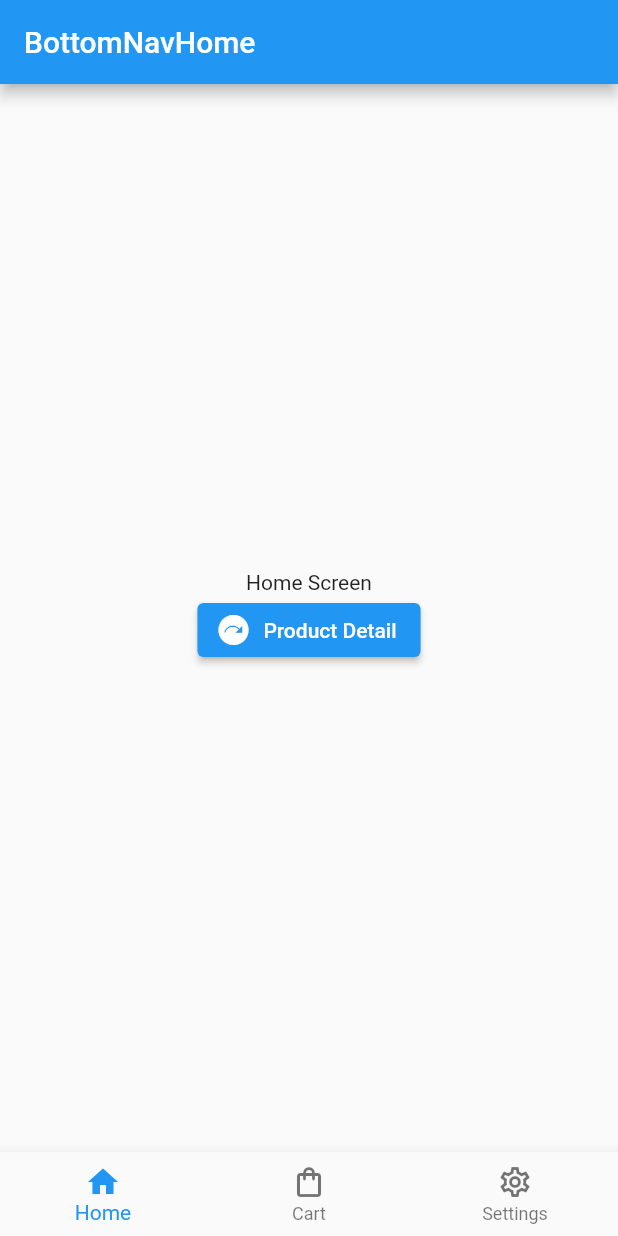
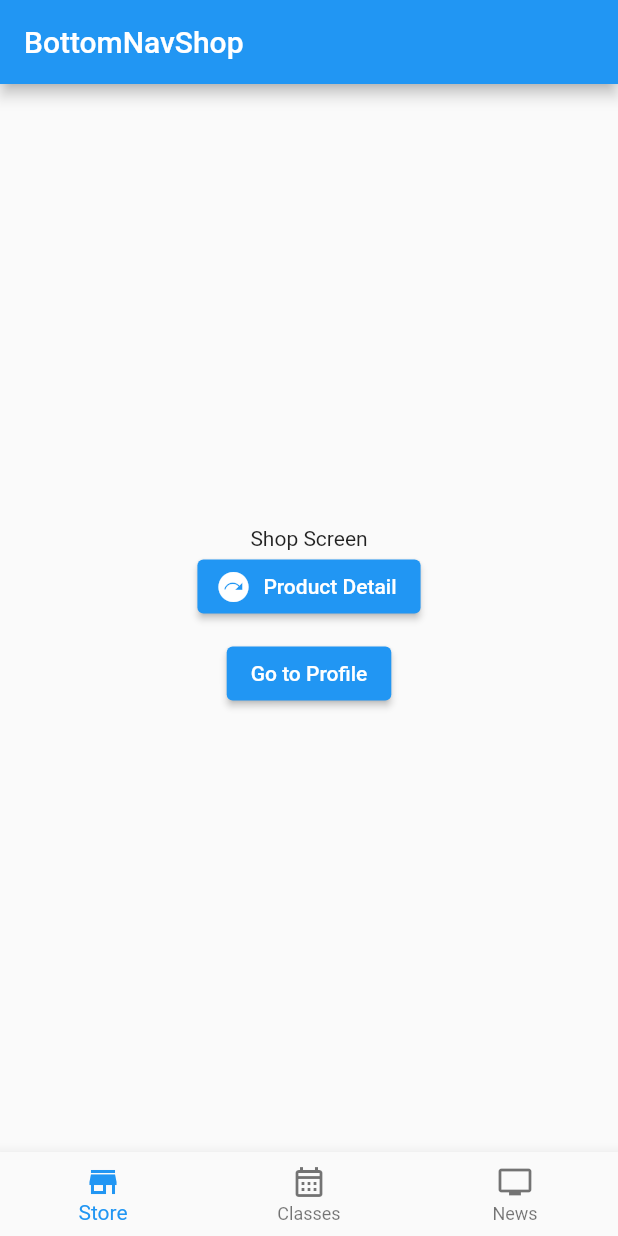
Before and after one commit to penguin3d/mystore_starter, a Flutter app: the screen it shows after launch, after a tap on "Login", on a phone screen of 412 x 824 dp. Run offline on Flutter 3.47's test engine with Material 2 defaults, Android fonts, the light colour scheme and no system bars; our stand-ins replace firebase_core, flutter_riverpod, go_router, url_strategy; accounts and stored records are empty.

Commit message:
Refactoring and code cleanup after getting the dummy log in and log out functions working in both the providers and the go router.

```diff
--- /dev/null
+++ b/lib/bottom_nav/pages/bottom_nav_screen.dart
@@ -0,0 +1,21 @@
+import 'package:flutter/material.dart';
+
+import '../widgets/bottom_navigation_bar.dart';
+
+class BottomNavScreen extends StatefulWidget {
+  final Widget child;
+  const BottomNavScreen({Key? key, required this.child}) : super(key: key);
+
+  @override
+  State<BottomNavScreen> createState() => _BottomNavScreenState();
+}
+
+class _BottomNavScreenState extends State<BottomNavScreen> {
+  @override
+  Widget build(BuildContext context) {
+    return Scaffold(
+      body: widget.child,
+      bottomNavigationBar: const BottomNavigationWidget(),
+    );
+  }
+}
--- /dev/null
+++ b/lib/bottom_nav/pages/classes_screen.dart
@@ -0,0 +1,22 @@
+import 'package:flutter/material.dart';
+
+class ClassesScreen extends StatefulWidget {
+  const ClassesScreen({Key? key}) : super(key: key);
+
+  @override
+  State<ClassesScreen> createState() => _ClassesScreenState();
+}
+
+class _ClassesScreenState extends State<ClassesScreen> {
+  @override
+  Widget build(BuildContext context) {
+    return Scaffold(
+      appBar: AppBar(
+        title: const Text('Classes'),
+      ),
+      body: const Center(
+        child: Text('Classes Screen of Bottom Nav'),
+      ),
+    );
+  }
+}
--- /dev/null
+++ b/lib/bottom_nav/pages/shop_screen.dart
@@ -0,0 +1,38 @@
+import 'package:flutter/material.dart';
+import 'package:go_router/go_router.dart';
+
+class ShopScreen extends StatefulWidget {
+  const ShopScreen({Key? key}) : super(key: key);
+
+  @override
+  State<ShopScreen> createState() => _ShopScreenState();
+}
+
+class _ShopScreenState extends State<ShopScreen> {
+  @override
+  Widget build(BuildContext context) {
+    return Scaffold(
+      appBar: AppBar(
+        title: const Text('BottomNavShop'),
+      ),
+      body: Center(
+        child: Column(
+          mainAxisAlignment: MainAxisAlignment.center,
+          children: [
+            const Text('Shop Screen'),
+            ElevatedButton.icon(
+                onPressed: () {
+                  GoRouter.of(context).push('/shop/productDetail/100');
+                },
+                icon: const Icon(Icons.next_plan),
+                label: const Text('Product Detail')),
+            const SizedBox(height: 10),
+            ElevatedButton(
+                onPressed: () => context.goNamed('profile'),
+                child: const Text('Go to Profile'))
+          ],
+        ),
+      ),
+    );
+  }
+}
--- a/lib/features/dashboard/presentation/ui/widgets/bottom_navigation_bar.dart
+++ b/lib/bottom_nav/widgets/bottom_navigation_bar.dart
@@ -1,7 +1,8 @@
 import 'package:flutter/material.dart';
 import 'package:flutter_riverpod/flutter_riverpod.dart';
 import 'package:go_router/go_router.dart';
-import 'package:mystore_starter/features/dashboard/presentation/controller/dashboard_controller.dart';
+
+import '../controller/bottom_nav_controller.dart';
 
 class BottomNavigationWidget extends ConsumerStatefulWidget {
   const BottomNavigationWidget({Key? key}) : super(key: key);
@@ -20,17 +21,17 @@ class _BottomNavigationWidgetState extends ConsumerState<BottomNavigationWidget>
         onTap: (value) => _onTap(value),
         items: const [
       BottomNavigationBarItem(
-          activeIcon: Icon(Icons.home),
-          icon: Icon(Icons.home_outlined),
-      label: 'Home'),
+          activeIcon: Icon(Icons.store),
+          icon: Icon(Icons.store_outlined),
+      label: 'Store'),
       BottomNavigationBarItem(
-          activeIcon: Icon(Icons.shopping_bag),
-          icon: Icon(Icons.shopping_bag_outlined),
-          label: 'Cart'),
+          activeIcon: Icon(Icons.calendar_month),
+          icon: Icon(Icons.calendar_month_outlined),
+          label: 'Classes'),
       BottomNavigationBarItem(
-          activeIcon: Icon(Icons.settings),
-          icon: Icon(Icons.settings_outlined),
-          label: 'Settings'),
+          activeIcon: Icon(Icons.tv),
+          icon: Icon(Icons.tv_outlined),
+          label: 'News'),
 
 
     ]);
@@ -39,13 +40,13 @@ class _BottomNavigationWidgetState extends ConsumerState<BottomNavigationWidget>
     ref.read(dashboardControllerProvider.notifier).setPosition(index);
     switch(index){
       case 0:
-        context.go('/home');
+        context.go('/shop');
         break;
       case 1:
-        context.go('/cart');
+        context.go('/classes');
         break;
       case 2:
-        context.go('/settings');
+        context.go('/news');
         break;
   default:
     }
--- a/lib/features/dashboard/presentation/ui/widgets/dashboard_screen.dart
+++ /dev/null
@@ -1,21 +0,0 @@
-import 'package:flutter/material.dart';
-
-import 'bottom_navigation_bar.dart';
-
-class DashBoardScreen extends StatefulWidget {
-  final Widget child;
-  const DashBoardScreen({Key? key, required this.child}) : super(key: key);
-
-  @override
-  State<DashBoardScreen> createState() => _DashBoardScreenState();
-}
-
-class _DashBoardScreenState extends State<DashBoardScreen> {
-  @override
-  Widget build(BuildContext context) {
-    return Scaffold(
-      body: widget.child,
-      bottomNavigationBar: const BottomNavigationWidget(),
-    );
-  }
-}
--- a/lib/features/home/presentation/ui/home_screen.dart
+++ /dev/null
@@ -1,34 +0,0 @@
-import 'package:flutter/material.dart';
-import 'package:go_router/go_router.dart';
-
-class HomeScreen extends StatefulWidget {
-  const HomeScreen({Key? key}) : super(key: key);
-
-  @override
-  State<HomeScreen> createState() => _HomeScreenState();
-}
-
-class _HomeScreenState extends State<HomeScreen> {
-  @override
-  Widget build(BuildContext context) {
-    return Scaffold(
-      appBar: AppBar(
-        title: const Text('BottomNavHome'),
-      ),
-      body: Center(
-        child: Column(
-          mainAxisAlignment: MainAxisAlignment.center,
-          children: [
-            const Text('Home Screen'),
-            ElevatedButton.icon(
-                onPressed: () {
-                  GoRouter.of(context).push('/home/productDetail/100');
-                },
-                icon: const Icon(Icons.next_plan),
-                label: const Text('Product Detail'))
-          ],
-        ),
-      ),
-    );
-  }
-}
--- a/lib/main.dart
+++ b/lib/main.dart
@@ -51,7 +51,7 @@ class _MyAppState extends ConsumerState<MyApp>{
       routeInformationProvider: router.routeInformationProvider,
       routerDelegate: router.routerDelegate,
       debugShowCheckedModeBanner: false,
-      title: "Skeleton",
+      title: "Skeleton Shop App",
     );
   }
 
--- a/lib/pages/error.dart
+++ b/lib/root_pages/error.dart
@@ -1,6 +1,4 @@
-import 'package:firebase_ui_auth/firebase_ui_auth.dart';
 import 'package:flutter/material.dart';
-import 'package:go_router/go_router.dart';
 
 class ErrorPage extends StatelessWidget {
   const ErrorPage({Key? key, required this.errorMsg}) : super(key: key);
--- a/lib/pages/login.dart
+++ b/lib/root_pages/login.dart
@@ -1,8 +1,5 @@
-import 'package:firebase_ui_auth/firebase_ui_auth.dart';
 import 'package:flutter/material.dart';
 import 'package:flutter_riverpod/flutter_riverpod.dart';
-import 'package:go_router/go_router.dart';
-import 'package:mystore_starter/main.dart';
 import 'package:mystore_starter/routes/go_router_notifier.dart';
 
 
--- a/lib/pages/root.dart
+++ b/lib/root_pages/root.dart
@@ -1,8 +1,7 @@
 import 'package:flutter/material.dart';
 import 'package:flutter_riverpod/flutter_riverpod.dart';
 import 'package:go_router/go_router.dart';
-
-import '../providers/authstatenotifier.dart';
+import 'package:mystore_starter/routes/go_router_notifier.dart';
 
 class RootPage extends StatelessWidget {
   const RootPage({super.key});
@@ -12,7 +11,7 @@ class RootPage extends StatelessWidget {
     return Scaffold(
       appBar: AppBar(
         automaticallyImplyLeading: false,
-        title: const Text('Home'),
+        title: const Text('Root'),
       ),
       body: Center(
         child: Column(
@@ -21,14 +20,15 @@ class RootPage extends StatelessWidget {
           children: [
             Consumer(builder: (context, ref, child) {
               return ElevatedButton(
-                onPressed: () => ref.read(authStateProvider.notifier).logOut(context),
-                child: const Text('Logout'),
+                onPressed: () =>
+                    ref.read(goRouterNotifierProvider).isLoggedIn = false,
+                child: const Text('Sign Out'),
               );
             }),
             const SizedBox(height: 10),
             ElevatedButton(
-                onPressed: () => context.goNamed('Profile'),
-                child: const Text('Go to Profile'))
+                onPressed: () => context.goNamed('profile'),
+                child: const Text('Go to Profile')),
           ],
         ),
       ),
--- a/lib/routes/go_router_provider.dart
+++ b/lib/routes/go_router_provider.dart
@@ -1,41 +1,59 @@
 import 'package:flutter/cupertino.dart';
 import 'package:flutter_riverpod/flutter_riverpod.dart';
 import 'package:go_router/go_router.dart';
-import 'package:mystore_starter/features/cart/presentation/ui/cart_screen.dart';
-import 'package:mystore_starter/features/dashboard/presentation/ui/widgets/dashboard_screen.dart';
-import 'package:mystore_starter/features/home/presentation/ui/home_screen.dart';
-import 'package:mystore_starter/features/product/presentation/ui/prduct_detail.dart';
-import 'package:mystore_starter/features/settings/presentation/ui/settings_screen.dart';
-import 'package:mystore_starter/pages/root.dart';
+import 'package:mystore_starter/bottom_nav/pages/classes_screen.dart';
+
+import 'package:mystore_starter/bottom_nav/pages/shop_screen.dart';
+import 'package:mystore_starter/bottom_nav/pages/product_detail.dart';
+import 'package:mystore_starter/bottom_nav/pages/news_screen.dart';
+
 import 'package:mystore_starter/routes/go_router_notifier.dart';
 
-import '../pages/login.dart';
-import 'named_routes.dart';
-import '../pages/error.dart';
-import '../pages/profile.dart';
+import '../bottom_nav/pages/bottom_nav_screen.dart';
+import '../root_pages/login.dart';
+
+import '../root_pages/error.dart';
+import '../root_pages/profile.dart';
+import '../root_pages/root.dart';
 
 final GlobalKey<NavigatorState> _rootNavigator = GlobalKey(debugLabel: 'root');
 final GlobalKey<NavigatorState> _shellNavigator =
     GlobalKey(debugLabel: 'shell');
 
 final goRouterProvider = Provider<GoRouter>((ref) {
+  // The below redirect gets triggered twice
+  // I am not sure why that happens, but I
+  // Saw this in a tutorial to ensure that we
+  // only set the new route once.
   bool isDuplicate = false;
 
   final notifier = ref.read(goRouterNotifierProvider);
+
   return GoRouter(
     navigatorKey: _rootNavigator,
     initialLocation: '/login',
     refreshListenable: notifier,
     redirect: (context, state) {
+
+      //Capture the notifier value that has brought us here
       final isLoggedIn = notifier.isLoggedIn;
+
+      //Check if we are at the login screen
       final isGoingToLogin = state.subloc == '/login';
+
+
+      // if we are not logged in and login wasn't the current page
+      // then we were brought here by a sign OUT event
       if(!isLoggedIn && !isGoingToLogin && !isDuplicate){
         isDuplicate = true;
         return '/login';
       }
+
+      // if we are logged in and login was the current page
+      // then we were brought here by a sign IN event
       if(isLoggedIn && isGoingToLogin && !isDuplicate){
         isDuplicate = true;
-        return '/home';
+        return '/shop';
       }
       if(isDuplicate){
         isDuplicate = false;
@@ -45,33 +63,39 @@ final goRouterProvider = Provider<GoRouter>((ref) {
     routes: [
       GoRoute(
           path: '/',
-          name: root,
+          name: 'root',
           pageBuilder: (context, state) {
             return NoTransitionPage(child: RootPage(key: state.pageKey));
           }),
       GoRoute(
+          path: '/profile',
+          name: 'profile',
+          pageBuilder: (context, state) {
+            return NoTransitionPage(child: ProfilePage(key: state.pageKey));
+          }),
+      GoRoute(
           path: '/login',
-          name: login,
-          pageBuilder: (context, state) {
-            return NoTransitionPage(child: LoginPage(key: state.pageKey));
+          name: 'login',
+          builder: (context, state) {
+            return LoginPage(key: state.pageKey);
           }),
       ShellRoute(
         navigatorKey: _shellNavigator,
         builder: (context, state, child) =>
-            DashBoardScreen(key: state.pageKey, child: child),
+            BottomNavScreen(key: state.pageKey, child: child),
         routes: [
           GoRoute(
-            path: '/home',
-            name: home,
+            path: '/shop',
+            name: 'shop',
             pageBuilder: (context, state) {
               return NoTransitionPage(
-                child: HomeScreen(key: state.pageKey),
+                child: ShopScreen(key: state.pageKey),
               );
             },
             routes: [
               GoRoute(
                   path: 'productDetail/:id',
-                  name: productDetail,
+                  name: 'productDetail',
                   pageBuilder: (context, state) {
                     final id = state.params['id'].toString();
                     return NoTransitionPage(
@@ -84,25 +108,24 @@ final goRouterProvider = Provider<GoRouter>((ref) {
             ],
           ),
           GoRoute(
-              path: '/cart',
-              name: cart,
+              path: '/classes',
+              name: 'classes',
               pageBuilder: (context, state) {
                 return NoTransitionPage(
-                  child: CartScreen(key: state.pageKey),
+                  child: ClassesScreen(key: state.pageKey),
                 );
               }),
           GoRoute(
-              path: '/settings',
-              name: settings,
+              path: '/news',
+              name: 'news',
               pageBuilder: (context, state) {
                 return NoTransitionPage(
-                  child: SettingsScreen(key: state.pageKey),
+                  child: NewsScreen(key: state.pageKey),
                 );
               }),
         ],
       )
     ],
-    // ToDo implement an Error Page
     errorBuilder: (context, state) => ErrorPage(
       errorMsg: state.error.toString(),
       key: state.pageKey,
--- a/lib/routes/named_routes.dart
+++ /dev/null
@@ -1,8 +0,0 @@
-
-const String root = 'root';
-const String login = 'login';
-const String home = 'home';
-const String profile = 'profile';
-const String cart = 'cart';
-const String settings = 'settings';
-const String productDetail = 'productDetail';
```
Also changed, not shown: lib/bottom_nav/pages/news_screen.dart (renamed from lib/features/settings/presentation/ui/settings_screen.dart, +6 -6 lines), lib/features/cart/presentation/ui/cart_screen.dart (deleted, +0 -22 lines), lib/providers/authstatenotifier.dart (deleted, +0 -25 lines), lib/root_pages/profile.dart (renamed from lib/pages/profile.dart, +13 -7 lines), lib/bottom_nav/controller/bottom_nav_controller.dart (renamed from lib/features/dashboard/presentation/controller/dashboard_controller.dart), lib/bottom_nav/pages/product_detail.dart (renamed from lib/features/product/presentation/ui/prduct_detail.dart).
